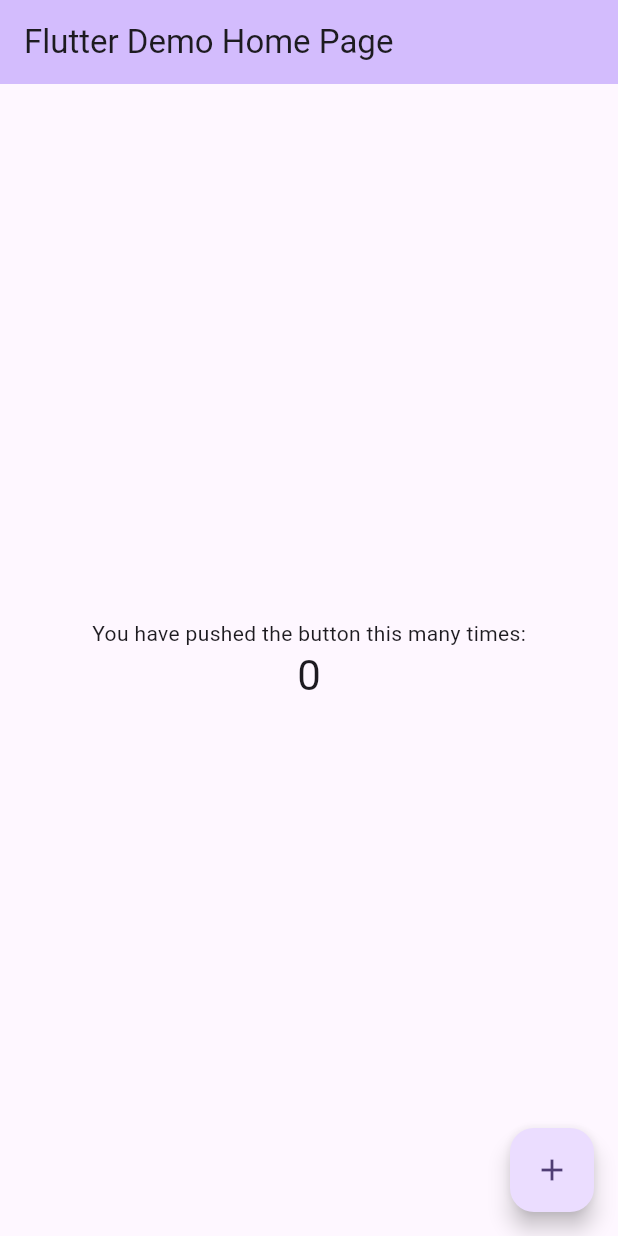
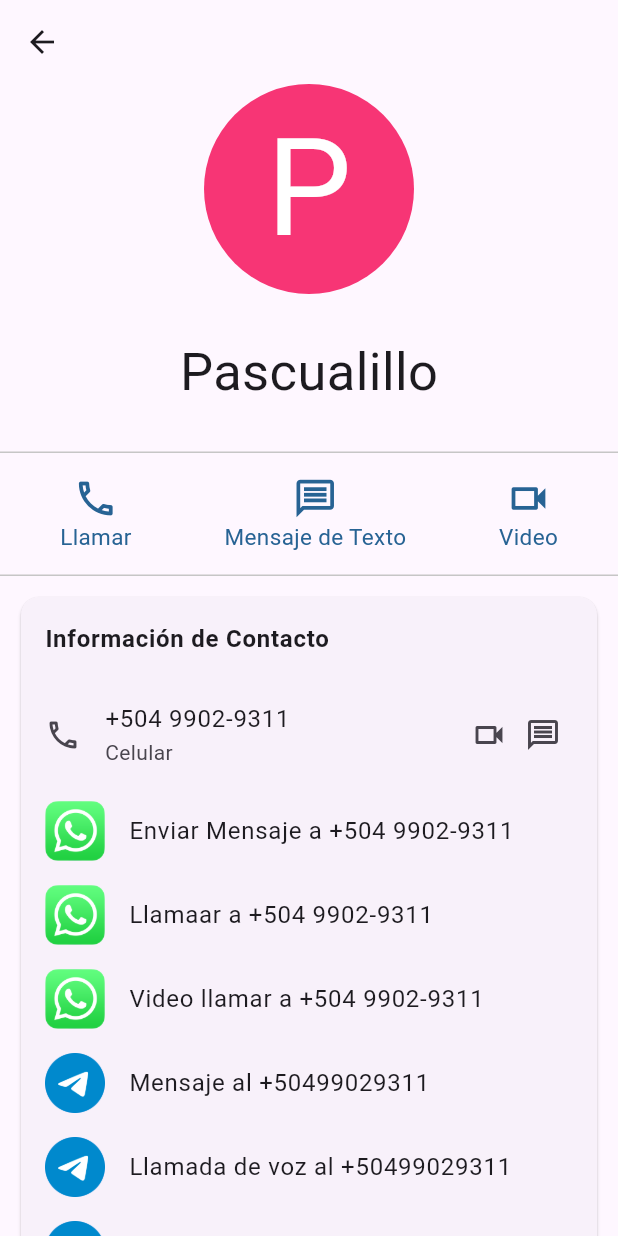
Before and after one commit to klopez710/Tareas, a Flutter app: the screen it shows after launch, on a phone screen of 412 x 824 dp. Run offline on Flutter 3.47's test engine with Material 2 defaults, Android fonts, the phone set to English and light mode, and no system bars.

Commit message:
Terminando el Proyecto

```diff
--- /dev/null
+++ b/tarea2_contacts/lib/home_page.dart
@@ -0,0 +1,39 @@
+import 'package:flutter/material.dart';
+import 'widgets_Principales.dart';
+
+class MyHomePage extends StatefulWidget {
+  const MyHomePage({super.key});
+
+  @override
+  State<MyHomePage> createState() => _MyHomePageState();
+}
+
+class _MyHomePageState extends State<MyHomePage> {
+  @override
+  Widget build(BuildContext context) {
+    return Scaffold(
+      //backgroundColor: Colors.indigo,
+      appBar: AppBar(
+        leading: IconButton(
+          icon: const Icon(Icons.arrow_back),
+          onPressed: () {},
+        ),
+      ),
+      body: SingleChildScrollView(
+        child: Center(
+          child: Column(
+            children: [
+              Widgets().avatar,
+              Widgets().nombreContacto,
+              Widgets().barra,
+              Padding(
+                padding: const EdgeInsets.all(10.0),
+                child: Widgets().infoContacto,
+              ),
+            ],
+          ),
+        ),
+      ),
+    );
+  }
+}
--- /dev/null
+++ b/tarea2_contacts/lib/informacion_contacto.dart
@@ -0,0 +1,76 @@
+import 'package:flutter/material.dart';
+
+class Info extends StatelessWidget {
+  Info({super.key});
+  // instanciando un contacto de la clase contactos
+  final contacto1 = Contactos('Pascualillo', '+504 9902-9311');
+
+  @override
+  Widget build(BuildContext context) {
+    return ListView.builder(
+      shrinkWrap: true,
+      physics: const NeverScrollableScrollPhysics(),
+      itemCount: textos.length,
+      itemBuilder: (BuildContext context, int index) {
+        final linea = textos[index];
+        final numeros =
+            contacto1.numero.replaceAll(" ", "").replaceAll("-", "");
+
+        return ListTile(
+          title: Text(
+            index < 3 ? linea + contacto1.numero : linea + numeros,
+          ),
+          leading: CircleAvatar(
+            child: Image(
+                image: index < 3
+                    ? const AssetImage('assets/logow.png')
+                    : const AssetImage('assets/logot.png')),
+          ),
+        );
+      },
+    );
+  }
+
+  // una lista titulo que retorna el titulo
+  ListTile get tituloInfo {
+    return const ListTile(
+      title: Text(
+        'Información de Contacto',
+        style: TextStyle(fontWeight: FontWeight.bold),
+      ),
+    );
+  }
+
+  // lista titulo que retorna el numero del contacto, y demas iconos
+  ListTile get contactoInfo {
+    return ListTile(
+      title: Text(contacto1.numero),
+      subtitle: const Text('Celular'),
+      leading: const Icon(Icons.call_outlined),
+      trailing: const Wrap(
+        spacing: 12.0,
+        children: [Icon(Icons.videocam_outlined), Icon(Icons.message_outlined)],
+      ),
+    );
+  }
+}
+
+// una lista para los textos que acompanan al numero y una accion(no programada) que podria conllevar
+final textos = [
+  'Enviar Mensaje a ',
+  'Llamaar a ',
+  'Video llamar a ',
+  'Mensaje al ',
+  'Llamada de voz al ',
+  'Video llamada al '
+];
+
+// clase contactos
+
+class Contactos {
+  //contactos
+  String nombre = 'nombre';
+  String numero = 'numero';
+  //constructor
+  Contactos(this.nombre, this.numero);
+}
--- a/tarea2_contacts/lib/main.dart
+++ b/tarea2_contacts/lib/main.dart
@@ -1,4 +1,5 @@
 import 'package:flutter/material.dart';
+import 'home_page.dart';
 
 void main() {
   runApp(const MyApp());
@@ -11,115 +12,12 @@ class MyApp extends StatelessWidget {
   @override
   Widget build(BuildContext context) {
     return MaterialApp(
-      title: 'Flutter Demo',
+      debugShowCheckedModeBanner: false,
       theme: ThemeData(
-        // This is the theme of your application.
-        //
-        // TRY THIS: Try running your application with "flutter run". You'll see
-        // the application has a blue toolbar. Then, without quitting the app,
-        // try changing the seedColor in the colorScheme below to Colors.green
-        // and then invoke "hot reload" (save your changes or press the "hot
-        // reload" button in a Flutter-supported IDE, or press "r" if you used
-        // the command line to start the app).
-        //
-        // Notice that the counter didn't reset back to zero; the application
-        // state is not lost during the reload. To reset the state, use hot
-        // restart instead.
-        //
-        // This works for code too, not just values: Most code changes can be
-        // tested with just a hot reload.
         colorScheme: ColorScheme.fromSeed(seedColor: Colors.deepPurple),
         useMaterial3: true,
       ),
-      home: const MyHomePage(title: 'Flutter Demo Home Page'),
+      home: const MyHomePage(),
     );
   }
 }
-
-class MyHomePage extends StatefulWidget {
-  const MyHomePage({super.key, required this.title});
-
-  // This widget is the home page of your application. It is stateful, meaning
-  // that it has a State object (defined below) that contains fields that affect
-  // how it looks.
-
-  // This class is the configuration for the state. It holds the values (in this
-  // case the title) provided by the parent (in this case the App widget) and
-  // used by the build method of the State. Fields in a Widget subclass are
-  // always marked "final".
-
-  final String title;
-
-  @override
-  State<MyHomePage> createState() => _MyHomePageState();
-}
-
-class _MyHomePageState extends State<MyHomePage> {
-  int _counter = 0;
-
-  void _incrementCounter() {
-    setState(() {
-      // This call to setState tells the Flutter framework that something has
-      // changed in this State, which causes it to rerun the build method below
-      // so that the display can reflect the updated values. If we changed
-      // _counter without calling setState(), then the build method would not be
-      // called again, and so nothing would appear to happen.
-      _counter++;
-    });
-  }
-
-  @override
-  Widget build(BuildContext context) {
-    // This method is rerun every time setState is called, for instance as done
-    // by the _incrementCounter method above.
-    //
-    // The Flutter framework has been optimized to make rerunning build methods
-    // fast, so that you can just rebuild anything that needs updating rather
-    // than having to individually change instances of widgets.
-    return Scaffold(
-      appBar: AppBar(
-        // TRY THIS: Try changing the color here to a specific color (to
-        // Colors.amber, perhaps?) and trigger a hot reload to see the AppBar
-        // change color while the other colors stay the same.
-        backgroundColor: Theme.of(context).colorScheme.inversePrimary,
-        // Here we take the value from the MyHomePage object that was created by
-        // the App.build method, and use it to set our appbar title.
-        title: Text(widget.title),
-      ),
-      body: Center(
-        // Center is a layout widget. It takes a single child and positions it
-        // in the middle of the parent.
-        child: Column(
-          // Column is also a layout widget. It takes a list of children and
-          // arranges them vertically. By default, it sizes itself to fit its
-          // children horizontally, and tries to be as tall as its parent.
-          //
-          // Column has various properties to control how it sizes itself and
-          // how it positions its children. Here we use mainAxisAlignment to
-          // center the children vertically; the main axis here is the vertical
-          // axis because Columns are vertical (the cross axis would be
-          // horizontal).
-          //
-          // TRY THIS: Invoke "debug painting" (choose the "Toggle Debug Paint"
-          // action in the IDE, or press "p" in the console), to see the
-          // wireframe for each widget.
-          mainAxisAlignment: MainAxisAlignment.center,
-          children: <Widget>[
-            const Text(
-              'You have pushed the button this many times:',
-            ),
-            Text(
-              '$_counter',
-              style: Theme.of(context).textTheme.headlineMedium,
-            ),
-          ],
-        ),
-      ),
-      floatingActionButton: FloatingActionButton(
-        onPressed: _incrementCounter,
-        tooltip: 'Increment',
-        child: const Icon(Icons.add),
-      ), // This trailing comma makes auto-formatting nicer for build methods.
-    );
-  }
-}
--- /dev/null
+++ b/tarea2_contacts/lib/widgets_principales.dart
@@ -0,0 +1,105 @@
+import 'package:flutter/material.dart';
+import 'Informacion_Contacto.dart';
+
+class Widgets {
+  //--------creando el widget del circle avatar
+  CircleAvatar get avatar {
+    return CircleAvatar(
+      radius: 70,
+      backgroundColor: const Color.fromARGB(255, 247, 53, 117),
+      child: Center(
+        child: (Text(
+          Info().contacto1.nombre.substring(0, 1),
+          style: const TextStyle(
+              color: Colors.white, fontSize: 90, fontWeight: FontWeight.w400),
+        )),
+      ),
+    );
+  }
+
+  //---- creando el widget donde aparece el nombre del contacto
+  Text get nombreContacto {
+    return Text(Info().contacto1.nombre,
+        style: const TextStyle(height: 3, fontSize: 35));
+  }
+
+  //----- creando el widget donde aparecen los iconos de llamar, mensaje y video
+  Container get barra {
+    return Container(
+      //---- retorna un contenedor el cual solo tiene margenes arriba y abajo, para hacer la cajita
+      decoration: const BoxDecoration(
+          border: Border(
+              top: BorderSide(
+                  color: Color.fromARGB(255, 198, 198, 198), width: 1.0),
+              bottom: BorderSide(
+                  color: Color.fromARGB(255, 198, 198, 198), width: 1.0))),
+      child: const Padding(
+        //tiente de hijo un pading para los margenes de los costados y arriba
+        padding:
+            EdgeInsets.only(top: 15.0, left: 40.0, right: 40.0, bottom: 15.0),
+        child: Row(
+          // la linea hija es la que alberga los iconos y los nombres, es un renglon que tiene tres columnas hijas
+          // las columnas tienen dos hijos, uno de tipo icon y otro de tipo text
+          children: [
+            Column(
+              // llamar
+              children: [
+                Icon(
+                  Icons.call_outlined,
+                  color: Color.fromARGB(255, 39, 99, 148),
+                  size: 30,
+                ),
+                Text(
+                  'Llamar',
+                  style: TextStyle(
+                      color: Color.fromARGB(255, 39, 99, 148), fontSize: 15),
+                )
+              ],
+            ),
+            Spacer(), // un espacio entro los hijos
+            Column(
+              // mensaje
+              children: [
+                Icon(
+                  Icons.message_outlined,
+                  color: Color.fromARGB(255, 39, 99, 148),
+                  size: 30,
+                ),
+                Text(
+                  'Mensaje de Texto',
+                  style: TextStyle(
+                      color: Color.fromARGB(255, 39, 99, 148), fontSize: 15),
+                )
+              ],
+            ),
+            Spacer(), // espacio
+            Column(
+              // video
+              children: [
+                Icon(
+                  Icons.videocam_outlined,
+                  color: Color.fromARGB(255, 39, 99, 148),
+                  size: 30,
+                ),
+                Text(
+                  'Video',
+                  style: TextStyle(
+                      color: Color.fromARGB(255, 39, 99, 148), fontSize: 15.0),
+                )
+              ],
+            )
+          ],
+        ),
+      ),
+    );
+  }
+
+  // el card que recibe la informacion del contacto
+  Card get infoContacto {
+    return Card(
+      child: Column(
+        children: [Info().tituloInfo, Info().contactoInfo, Info()],
+      ),
+    );
+  }
+}
```
Also changed, not shown: tarea2_contacts/pubspec.yaml (+5 -3 lines), tarea2_contacts/assets/logot.png (added), tarea2_contacts/assets/logow.png (added), tarea2_contacts/pubspec.lock, 1 other file.
